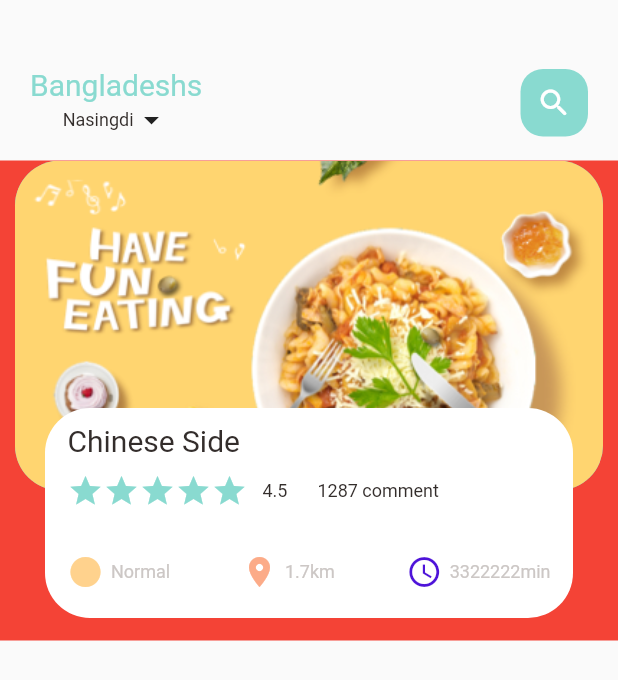
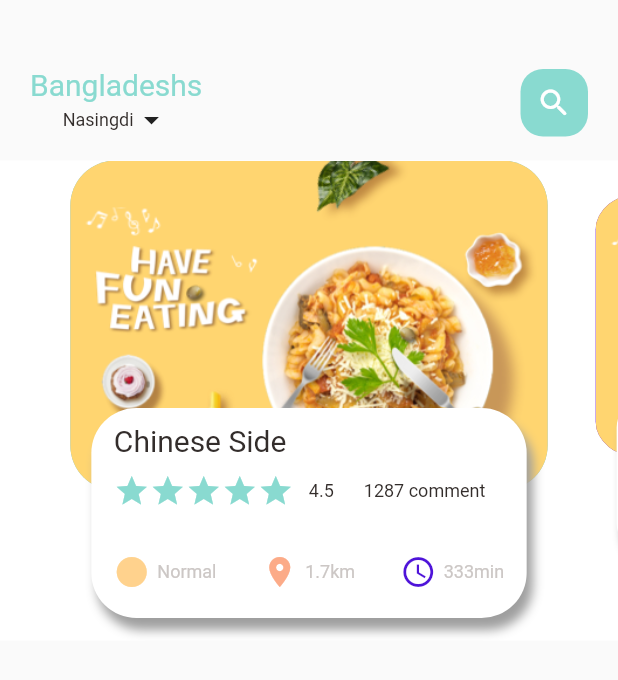
Before and after one commit to tapanchoi62/Flutter_Ecommer_Study, a Flutter app: the screen it shows after launch, on a phone screen of 412 x 824 dp. Shown: the top 680 px of the screen. Run offline on Flutter 3.47's test engine with Material 2 defaults, Android fonts, the phone set to English and light mode, and no system bars.

Commit message:
page view 1

```diff
--- a/lib/home/food_page_body.dart
+++ b/lib/home/food_page_body.dart
@@ -14,12 +14,28 @@ class FoodPageBody extends StatefulWidget {
 }
 
 class _FoodPageBodyState extends State<FoodPageBody> {
+  PageController pageController = PageController(viewportFraction: 0.85);
+  var currentValue = 0.0;
+  double scaleFactor = 0.8;
+  double heightScale = 220;
+  @override
+  void initState() {
+    super.initState();
+    pageController.addListener(() {
+      setState(() {
+        currentValue = pageController.page!;
+        print("Current value " + currentValue.toString());
+      });
+    });
+  }
+
   @override
   Widget build(BuildContext context) {
     return Container(
       height: 320,
-      color: Colors.red,
+      color: Colors.white,
       child: PageView.builder(
+          controller: pageController,
           itemCount: 5,
           itemBuilder: (context, position) {
             return _buildPageItem(position);
@@ -28,11 +44,33 @@ class _FoodPageBodyState extends State<FoodPageBody> {
   }
 
   Widget _buildPageItem(int position) {
-    return Stack(
+    Matrix4 matrix4 = new Matrix4.identity();
+    if (position == currentValue.floor()) {
+      var currScale = 1 - (currentValue - position) * (1 - scaleFactor);
+      var tranScale = heightScale * (1 - currScale) / 2;
+      matrix4 = Matrix4.diagonal3Values(1, currScale, 1)
+        ..setTranslationRaw(0, tranScale, 0);
+    } else if (position == currentValue.floor() + 1) {
+      var currScale =
+          scaleFactor + (currentValue - position + 1) * (1 - scaleFactor);
+      var tranScale = heightScale * (1 - currScale) / 2;
+
+      matrix4 = Matrix4.diagonal3Values(1, currScale, 1)
+        ..setTranslationRaw(0, tranScale, 0);
+    } else if (position == currentValue.floor() - 1) {
+      var currScale = 1 - (currentValue - position) * (1 - scaleFactor);
+      var tranScale = heightScale * (1 - currScale) / 2;
+
+      matrix4 = Matrix4.diagonal3Values(1, currScale, 1)
+        ..setTranslationRaw(0, tranScale, 0);
+    }
+    return Transform(
+      transform: matrix4,
+      child: Stack(
         children: [
           Container(
             height: 220,
-          margin: EdgeInsets.only(left: 10, right: 10),
+            margin: EdgeInsets.only(left: 16, right: 16),
             decoration: BoxDecoration(
               borderRadius: BorderRadius.circular(30),
               color: position.isEven ? Color(0xFF69c5df) : Color(0xff6d0dc1),
@@ -50,6 +88,10 @@ class _FoodPageBodyState extends State<FoodPageBody> {
               decoration: BoxDecoration(
                 borderRadius: BorderRadius.circular(30),
                 color: Color(0xFFFFFFFF),
+                boxShadow: [
+                  BoxShadow(
+                      color: Colors.grey, blurRadius: 5, offset: Offset(4, 8)),
+                ],
               ),
               child: Container(
                 padding: EdgeInsets.only(top: 10, left: 15, right: 15),
@@ -89,20 +131,14 @@ class _FoodPageBodyState extends State<FoodPageBody> {
                             text: "Normal",
                             color: AppColors.textColor,
                             iconColor: AppColors.iconColor1),
-                      SizedBox(
-                        width: 30,
-                      ),
                         TextAndIcon(
                             icon: Icons.location_on,
                             text: "1.7km",
                             color: AppColors.textColor,
                             iconColor: AppColors.iconColor2),
-                      SizedBox(
-                        width: 30,
-                      ),
                         TextAndIcon(
                           icon: Icons.access_time,
-                        text: "3322222min",
+                          text: "333min",
                           color: AppColors.textColor,
                           iconColor: Color.fromARGB(255, 78, 19, 217),
                         )
@@ -114,6 +150,7 @@ class _FoodPageBodyState extends State<FoodPageBody> {
             ),
           )
         ],
+      ),
     );
   }
 }
```
Lines whose indentation alone changed are shown as unchanged.
